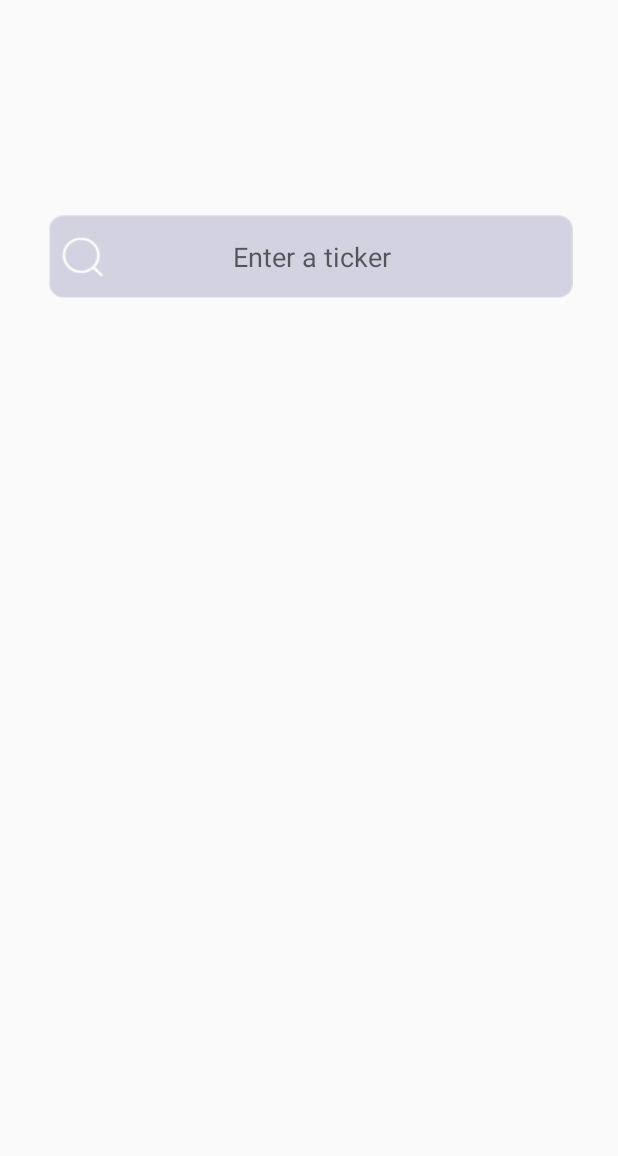
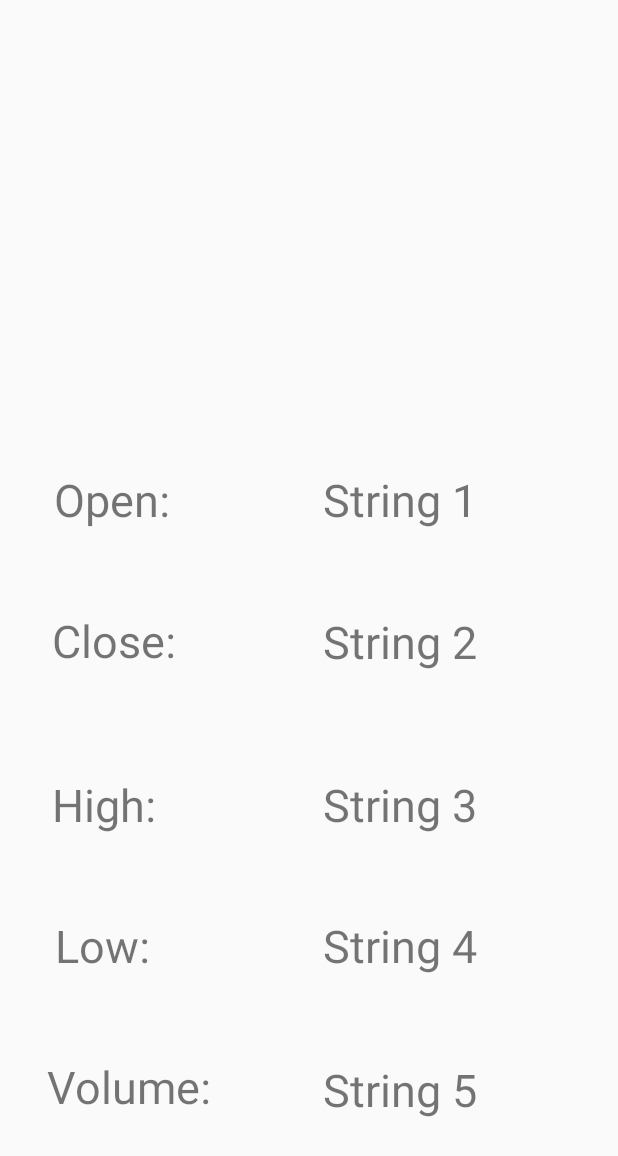
Before and after one commit to JZhou86/WolfofWharton, an Android app: the TickerSearch screen opened directly, with no data from a screen before it, after a tap on an icon or button, on a phone screen of 412 x 824 dp. Shown: the top 1156 px of the screen. Run offline under Robolectric (Android 15) with nearby library versions, the light colour scheme and no system bars.

Commit message:
Ticker Search and Stock Info Update

```diff
--- a/app/src/main/AndroidManifest.xml
+++ b/app/src/main/AndroidManifest.xml
@@ -17,7 +17,8 @@
             </intent-filter>
         </activity>
         <activity android:name=".SignUpScreen" />
-        <activity android:name=".TickerSearch"></activity>
+        <activity android:name=".TickerSearch"/>
+        <activity android:name=".StockInfoScreen"></activity>
     </application>
 
 </manifest>
--- a/app/src/main/java/hwk2/cis350/upenn/edu/wolfofwharton/StockInfoScreen.java
+++ b/app/src/main/java/hwk2/cis350/upenn/edu/wolfofwharton/StockInfoScreen.java
@@ -19,18 +19,20 @@ public class StockInfoScreen extends AppCompatActivity{
     @Override
     protected void onCreate(Bundle savedInstanceState) {
         super.onCreate(savedInstanceState);
+        setContentView(R.layout.activity_stock_info);
+
         String tickerInput = getIntent().getStringExtra("tickerName");
-        TextView ticker = (TextView) findViewById(R.id.textView11);
+        TextView ticker = findViewById(R.id.textView11);
         ticker.setText(tickerInput);
-        TextView open = (TextView) findViewById(R.id.textView12);
-        open.setText();
-        TextView close = (TextView) findViewById(R.id.textView7);
-        close.setText();
-        TextView high = (TextView) findViewById(R.id.textView8);
-        high.setText();
-        TextView low = (TextView) findViewById(R.id.textView10);
-        low.setText();
-        TextView volume = (TextView) findViewById(R.id.textView9);
-        volume.setText();
+        TextView open = findViewById(R.id.textView12);
+        open.setText("String 1");
+        TextView close = findViewById(R.id.textView7);
+        close.setText("String 2");
+        TextView high = findViewById(R.id.textView8);
+        high.setText("String 3");
+        TextView low = findViewById(R.id.textView10);
+        low.setText("String 4");
+        TextView volume = findViewById(R.id.textView9);
+        volume.setText("String 5");
     }
 }
--- a/app/src/main/java/hwk2/cis350/upenn/edu/wolfofwharton/TickerSearch.java
+++ b/app/src/main/java/hwk2/cis350/upenn/edu/wolfofwharton/TickerSearch.java
@@ -4,9 +4,10 @@ import android.content.Intent;
 import android.support.v7.app.AppCompatActivity;
 import android.os.Bundle;
 import android.view.View;
+import android.widget.TextView;
 
 public class TickerSearch extends AppCompatActivity {
-    private String tickerName;
+    private TextView tickerName;
 
     @Override
     protected void onCreate(Bundle savedInstanceState) {
@@ -14,10 +15,11 @@ public class TickerSearch extends AppCompatActivity {
         setContentView(R.layout.activity_ticker_search);
     }
 
-
     public void stockInfoScreen(View view) {
-        tickerName = view.findViewById(R.id.tickerSearch).toString();
+        tickerName = (TextView) findViewById(R.id.tickerSearch);
+        String name = tickerName.getText().toString().toUpperCase();
         Intent intent = new Intent(this, StockInfoScreen.class);
+        intent.putExtra("tickerName", name);
         startActivity(intent);
     }
 }
--- a/app/src/main/res/layout/activity_ticker_search.xml
+++ b/app/src/main/res/layout/activity_ticker_search.xml
@@ -23,10 +23,9 @@
         android:textColor="@android:color/darker_gray"
         app:layout_constraintBottom_toBottomOf="parent"
         app:layout_constraintEnd_toEndOf="parent"
-        app:layout_constraintHorizontal_bias="0.526"
         app:layout_constraintStart_toStartOf="parent"
         app:layout_constraintTop_toTopOf="parent"
-        app:layout_constraintVertical_bias="0.18" />
+        app:layout_constraintVertical_bias="0.3" />
 
     <Button
         android:id="@+id/submit"
@@ -36,15 +35,15 @@
         android:layout_marginEnd="8dp"
         android:layout_marginStart="8dp"
         android:layout_marginTop="8dp"
-        android:text=""
         android:background="@android:color/transparent"
         android:onClick="stockInfoScreen"
+        android:text=""
         app:layout_constraintBottom_toBottomOf="parent"
         app:layout_constraintEnd_toEndOf="parent"
         app:layout_constraintHorizontal_bias="0.05"
         app:layout_constraintStart_toStartOf="parent"
         app:layout_constraintTop_toTopOf="parent"
-        app:layout_constraintVertical_bias="0.197" />
+        app:layout_constraintVertical_bias="0.31" />
 
 
 </android.support.constraint.ConstraintLayout>
```
